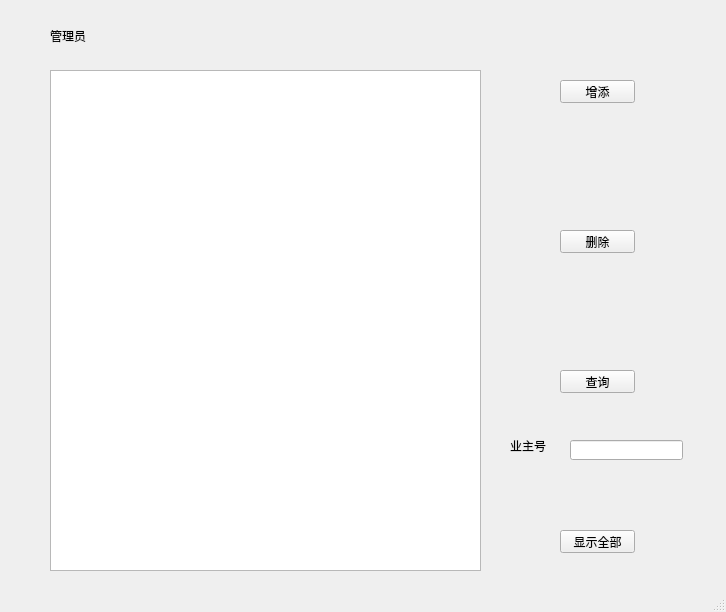
First picture: the form in Admin.ui, repository Arsene-W/SQLCD, before the edit.
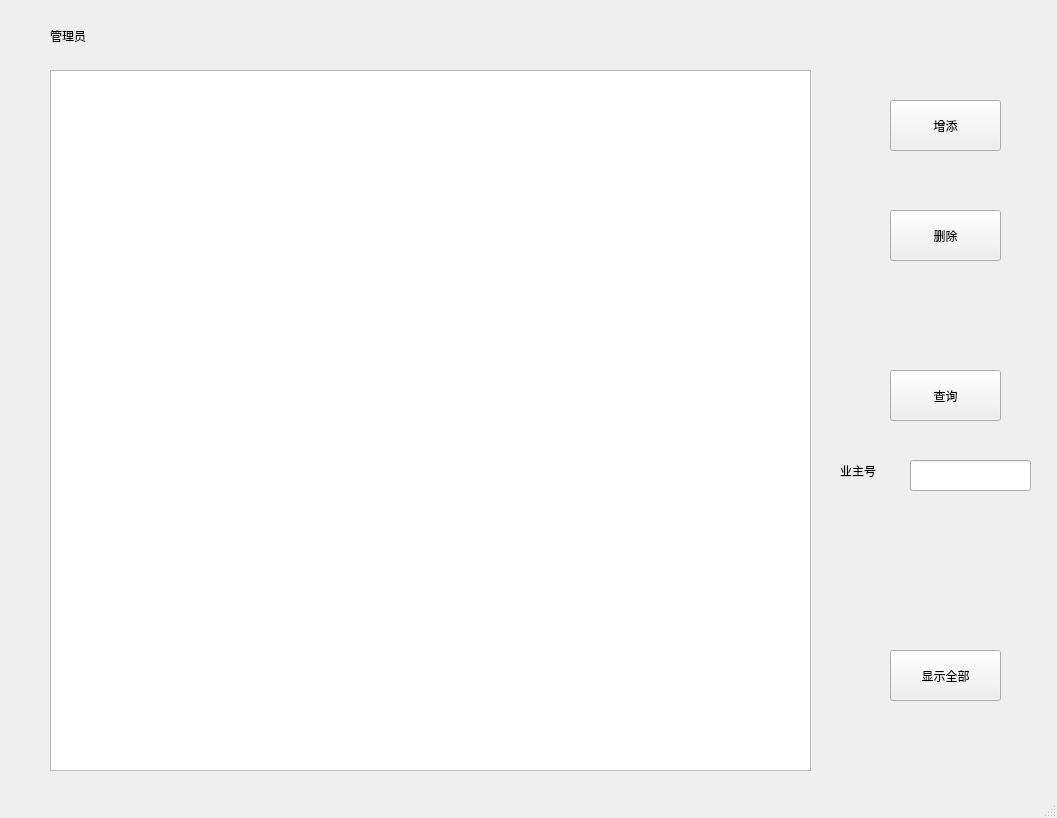
Second picture: the form after the edit.

```diff
--- a/Admin.ui
+++ b/Admin.ui
@@ -6,8 +6,8 @@
    <rect>
     <x>0</x>
     <y>0</y>
-    <width>726</width>
-    <height>612</height>
+    <width>1057</width>
+    <height>818</height>
    </rect>
   </property>
   <property name="sizePolicy">
@@ -39,12 +39,15 @@
    <widget class="QPushButton" name="pushButton">
     <property name="geometry">
      <rect>
-      <x>560</x>
-      <y>80</y>
-      <width>75</width>
-      <height>23</height>
+      <x>890</x>
+      <y>100</y>
+      <width>111</width>
+      <height>51</height>
      </rect>
     </property>
+    <property name="styleSheet">
+     <string notr="true">font: 11pt &quot;黑体&quot;;</string>
+    </property>
     <property name="text">
      <string>增添</string>
     </property>
@@ -52,12 +55,15 @@
    <widget class="QPushButton" name="pushButton_2">
     <property name="geometry">
      <rect>
-      <x>560</x>
-      <y>230</y>
-      <width>75</width>
-      <height>23</height>
+      <x>890</x>
+      <y>210</y>
+      <width>111</width>
+      <height>51</height>
      </rect>
     </property>
+    <property name="styleSheet">
+     <string notr="true">font: 11pt &quot;黑体&quot;;</string>
+    </property>
     <property name="text">
      <string>删除</string>
     </property>
@@ -65,12 +71,15 @@
    <widget class="QPushButton" name="pushButton_3">
     <property name="geometry">
      <rect>
-      <x>560</x>
+      <x>890</x>
       <y>370</y>
-      <width>75</width>
-      <height>23</height>
+      <width>111</width>
+      <height>51</height>
      </rect>
     </property>
+    <property name="styleSheet">
+     <string notr="true">font: 11pt &quot;黑体&quot;;</string>
+    </property>
     <property name="text">
      <string>查询</string>
     </property>
@@ -80,20 +89,23 @@
      <rect>
       <x>50</x>
       <y>70</y>
-      <width>431</width>
-      <height>501</height>
+      <width>761</width>
+      <height>701</height>
      </rect>
     </property>
    </widget>
    <widget class="QLabel" name="label_2">
     <property name="geometry">
      <rect>
-      <x>510</x>
-      <y>440</y>
-      <width>54</width>
-      <height>12</height>
+      <x>840</x>
+      <y>460</y>
+      <width>51</width>
+      <height>21</height>
      </rect>
     </property>
+    <property name="styleSheet">
+     <string notr="true">font: 11pt &quot;黑体&quot;;</string>
+    </property>
     <property name="text">
      <string>业主号</string>
     </property>
@@ -101,22 +113,25 @@
    <widget class="QLineEdit" name="lineEdit">
     <property name="geometry">
      <rect>
-      <x>570</x>
-      <y>440</y>
-      <width>113</width>
-      <height>20</height>
+      <x>910</x>
+      <y>460</y>
+      <width>121</width>
+      <height>31</height>
      </rect>
     </property>
    </widget>
    <widget class="QPushButton" name="pushButton_4">
     <property name="geometry">
      <rect>
-      <x>560</x>
-      <y>530</y>
-      <width>75</width>
-      <height>23</height>
+      <x>890</x>
+      <y>650</y>
+      <width>111</width>
+      <height>51</height>
      </rect>
     </property>
+    <property name="styleSheet">
+     <string notr="true">font: 11pt &quot;黑体&quot;;</string>
+    </property>
     <property name="text">
      <string>显示全部</string>
     </property>
```
